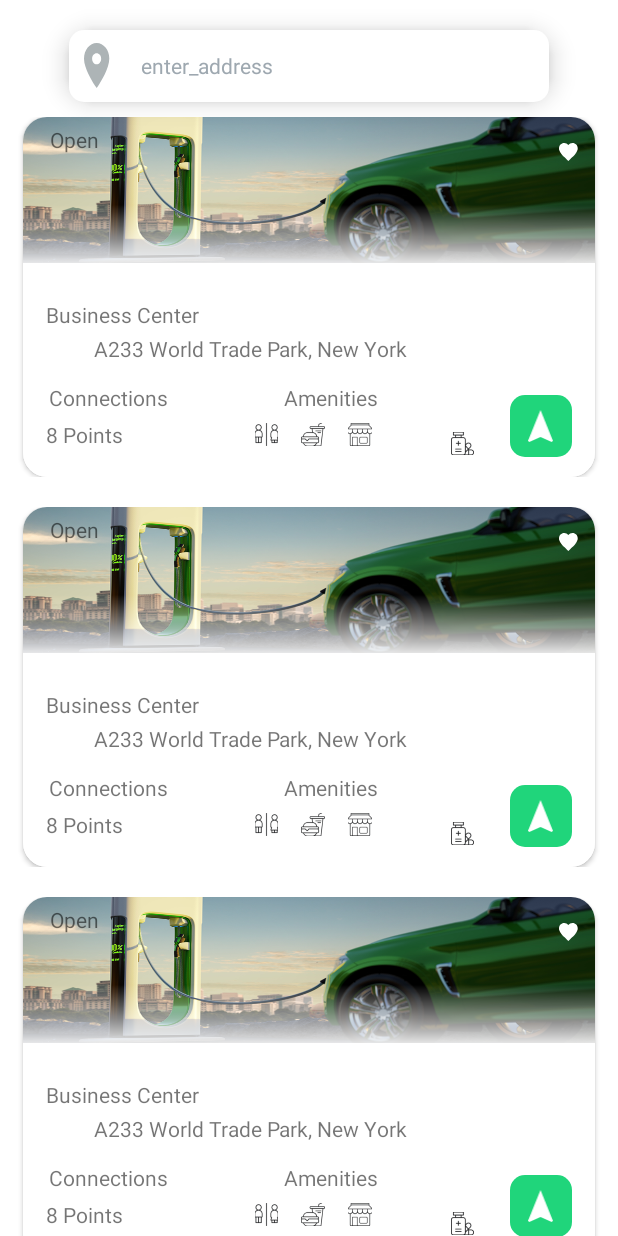
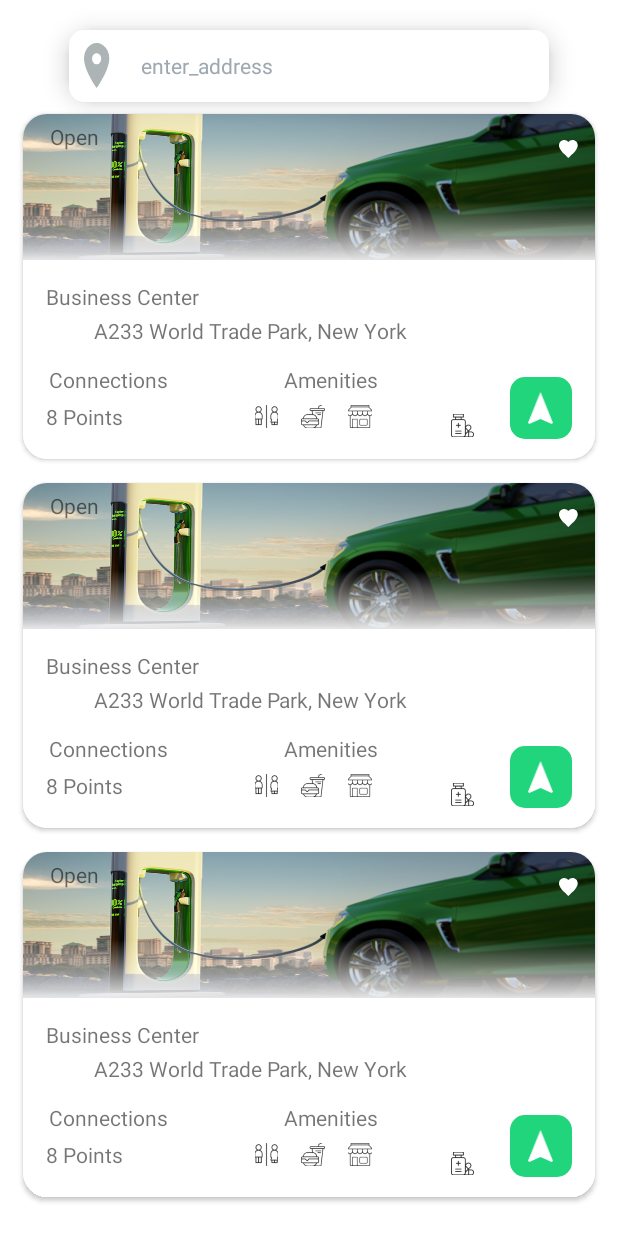
Before and after one commit to sollarp/EV-MapBox, an Android app: the layout fragment_searchlist.xml on its own in the app's theme, with its tools: preview values and no code run, on a phone screen of 412 x 824 dp. Run offline under Robolectric (Android 15) with nearby library versions, the phone set to English and light mode, and no system bars.

Commit message:
Improved UI and fixed softkeyboard

```diff
--- a/app/src/main/java/com/example/ev_mapbox/ui/searchscreen/SearchListViewModel.kt
+++ b/app/src/main/java/com/example/ev_mapbox/ui/searchscreen/SearchListViewModel.kt
@@ -48,7 +48,6 @@ class SearchListViewModel
     }
 
     private suspend fun getAllPoints() {
-        println("kint 1 ")
         if (_listOfItem.value.isNullOrEmpty()) {
             loadingStateLiveData.postValue(LoadingState.LOADING)
             try {
--- a/app/src/main/java/com/example/ev_mapbox/ui/searchscreen/SearchRecycleAdapter.kt
+++ b/app/src/main/java/com/example/ev_mapbox/ui/searchscreen/SearchRecycleAdapter.kt
@@ -70,7 +70,5 @@ class SearchRecycleAdapter(
                         "${addressInfo.Latitude}," +
                         "${addressInfo.Longitude}"
             )
-
     }
-
 }
--- a/app/src/main/res/layout/fragment_searchlist.xml
+++ b/app/src/main/res/layout/fragment_searchlist.xml
@@ -8,7 +8,7 @@
     android:background="@color/white_A700">
 
     <include
-        android:id="@+id/searchbar_layout"
+        android:id="@+id/searchlist_layout"
         layout="@layout/layout_searchbar"
         android:layout_width="wrap_content"
         android:layout_height="wrap_content"
@@ -23,8 +23,10 @@
         android:id="@+id/recycle_search"
         android:layout_width="match_parent"
         android:layout_height="0dp"
-        app:layout_constraintTop_toBottomOf="@id/searchbar_layout"
-        tools:layout_editor_absoluteX="-1dp"
+        app:layout_constraintBottom_toBottomOf="parent"
+        app:layout_constraintEnd_toEndOf="parent"
+        app:layout_constraintStart_toStartOf="parent"
+        app:layout_constraintTop_toBottomOf="@+id/searchlist_layout"
         tools:listitem="@layout/item_cardview" />
 
 </androidx.constraintlayout.widget.ConstraintLayout>
--- a/app/src/main/res/layout/item_cardview.xml
+++ b/app/src/main/res/layout/item_cardview.xml
@@ -3,8 +3,6 @@
     xmlns:android="http://schemas.android.com/apk/res/android"
     xmlns:app="http://schemas.android.com/apk/res-auto"
     xmlns:tools="http://schemas.android.com/tools"
-    android:layout_marginTop="10dp"
-    android:layout_marginBottom="10dp"
     android:layout_width="wrap_content"
     android:layout_height="wrap_content">
 
@@ -14,6 +12,8 @@
         android:layout_height="wrap_content"
         android:layout_marginEnd="15dp"
         android:layout_marginStart="15dp"
+        android:layout_marginTop="8dp"
+        android:layout_marginBottom="8dp"
         android:background="@drawable/white_border"
         android:elevation="10dp"
         app:cardCornerRadius="16dp">
@@ -22,13 +22,6 @@
             android:id="@+id/frameStack"
             android:layout_width="match_parent"
             android:layout_height="wrap_content">
-
-            <FrameLayout
-                android:id="@+id/frameStackpathfour"
-                android:layout_width="match_parent"
-                android:layout_height="wrap_content"
-                android:layout_gravity="bottom|start"
-                android:layout_marginTop="@dimen/_10pxv">
 
                 <ImageView
                     android:id="@+id/imagePathFour"
@@ -261,6 +254,5 @@
                     android:layout_marginTop="@dimen/_25pxv"
                     android:background="@drawable/rectangle_gradient_s_white_a700_e_white_a700_00" />
             </LinearLayout>
-        </FrameLayout>
-    </androidx.cardview.widget.CardView>
-</LinearLayout>
+        </androidx.cardview.widget.CardView>
+    </LinearLayout>
```
Also changed, not shown: app/build.gradle (+0 -10 lines), app/src/main/java/com/example/ev_mapbox/ui/searchscreen/SearchListFragment.kt (+10 -5 lines), app/src/main/res/drawable/img_mylocation.xml (added, +22 -0 lines), app/src/main/res/drawable/img_power.png (added), gradle/wrapper/gradle-wrapper.properties, 428 other files.
